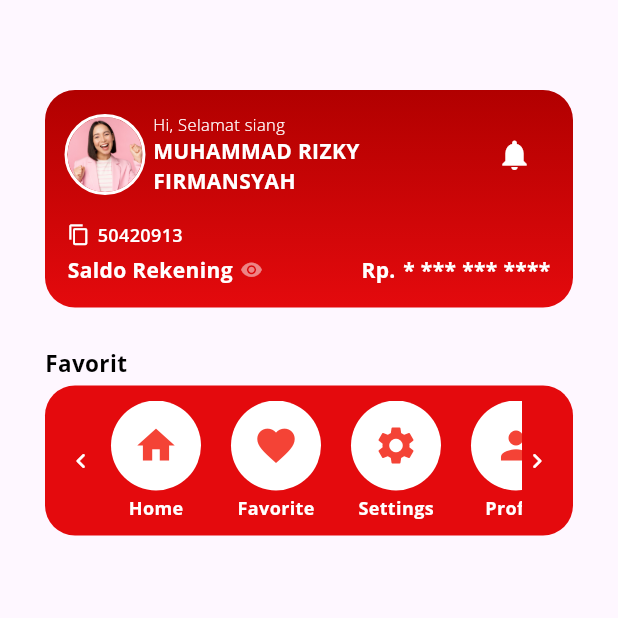
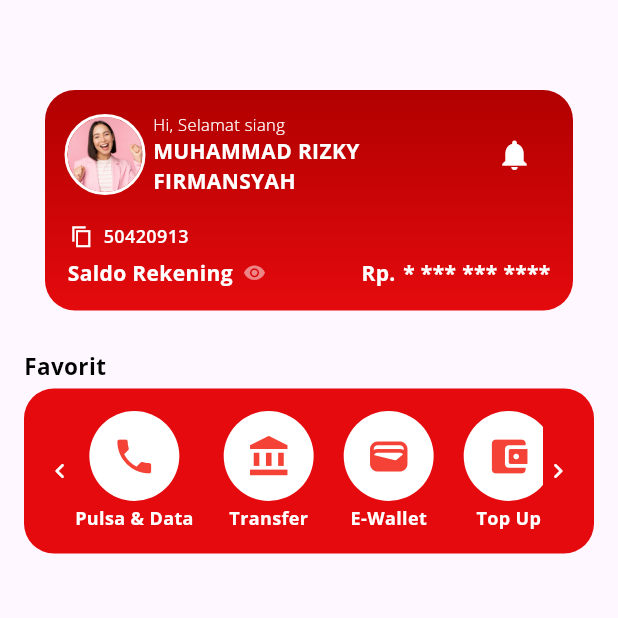
Before and after one commit to RizkyFirman00/Exercise_Slicing_Design, a Flutter app: the Day2 screen opened directly, on a phone screen of 412 x 824 dp, the top half of it. Run offline on Flutter 3.47's test engine with Material 3 defaults, Android fonts, the phone set to English and light mode, and no system bars; our stand-ins replace get, google_fonts.

Commit message:
detail: adding functional button and fixing layout favorite

```diff
--- a/lib/Design/day_2.dart
+++ b/lib/Design/day_2.dart
@@ -9,17 +9,19 @@ class Day2 extends StatefulWidget {
 
 class _Day2State extends State<Day2> {
   final List<Map<String, dynamic>> favorites = [
-    {"icon": Icons.home, "title": "Home"},
-    {"icon": Icons.favorite, "title": "Favorite"},
-    {"icon": Icons.settings, "title": "Settings"},
-    {"icon": Icons.person, "title": "Profile"},
+    {"icon": Icons.phone, "title": "Pulsa & Data"},
+    {"icon": Icons.account_balance, "title": "Transfer"},
+    {"icon": Icons.wallet_rounded, "title": "E-Wallet"},
+    {"icon": Icons.account_balance_wallet_rounded, "title": "Top Up"},
   ];
 
   @override
   Widget build(BuildContext context) {
     return Scaffold(
-      body: Padding(
-        padding: const EdgeInsets.only(top: 60, right: 30, left: 30, bottom: 30),
+      body: Column(
+        children: [
+          Padding(
+            padding: const EdgeInsets.only(top: 60, right: 30, left: 30),
             child: Column(
               crossAxisAlignment: CrossAxisAlignment.start,
               children: [
@@ -48,7 +50,8 @@ class _Day2State extends State<Day2> {
                                   width: 2,
                                   strokeAlign: BorderSide.strokeAlignOutside),
                               image: DecorationImage(
-                              image: AssetImage("assets/images/person1.jpg"),
+                                  image:
+                                      AssetImage("assets/images/person1.jpg"),
                                   fit: BoxFit.cover),
                             ),
                           ),
@@ -84,10 +87,21 @@ class _Day2State extends State<Day2> {
                       SizedBox(height: 17),
                       Row(
                         children: [
-                      Icon(
-                        Icons.copy,
+                          Material(
+                            color: Colors.transparent,
+                            child: InkWell(
+                              borderRadius: BorderRadius.circular(50),
+                              splashColor: Colors.black.withOpacity(0.15),
+                              onTap: () {},
+                              child: Padding(
+                                padding: const EdgeInsets.all(2.0),
+                                child: Icon(
+                                  Icons.copy_sharp,
                                   size: 15,
                                   color: Colors.white,
+                                ),
+                              ),
+                            ),
                           ),
                           SizedBox(width: 5),
                           Text(
@@ -95,7 +109,8 @@ class _Day2State extends State<Day2> {
                             style: TextStyle(
                               fontSize: 12,
                               color: Colors.white,
-                            fontWeight: FontWeight.w600),
+                              fontWeight: FontWeight.w600,
+                            ),
                           ),
                         ],
                       ),
@@ -113,10 +128,21 @@ class _Day2State extends State<Day2> {
                                     fontWeight: FontWeight.bold),
                               ),
                               SizedBox(width: 5),
-                          Icon(
+                              Material(
+                                color: Colors.transparent,
+                                child: InkWell(
+                                  borderRadius: BorderRadius.circular(50),
+                                  splashColor: Colors.black.withOpacity(0.15),
+                                  onTap: () {},
+                                  child: Padding(
+                                    padding: const EdgeInsets.all(2.0),
+                                    child: Icon(
                                       Icons.remove_red_eye,
                                       size: 15,
                                       color: Colors.white.withOpacity(0.5),
+                                    ),
+                                  ),
+                                ),
                               ),
                             ],
                           ),
@@ -146,7 +172,15 @@ class _Day2State extends State<Day2> {
                     ],
                   ),
                 ),
+              ],
+            ),
+          ),
           SizedBox(height: 26),
+          Padding(
+            padding: const EdgeInsets.symmetric(horizontal: 16),
+            child: Column(
+              crossAxisAlignment: CrossAxisAlignment.start,
+              children: [
                 Text(
                   "Favorit",
                   style: TextStyle(
@@ -172,15 +206,17 @@ class _Day2State extends State<Day2> {
                       ),
                       Expanded(
                         child: SizedBox(
-                      height: 80,
+                          height: 90,
                           child: ListView.builder(
                             scrollDirection: Axis.horizontal,
                             itemCount: favorites.length,
                             itemBuilder: (context, index) {
-                          return Padding(
-                            padding: const EdgeInsets.symmetric(horizontal: 10),
+                              return Container(
+                                padding: const EdgeInsets.only(right: 20),
+                                alignment: Alignment.center,
                                 child: IconText(
-                              icon: Icon(favorites[index]["icon"], size: 30, color: Colors.red),
+                                  icon: Icon(favorites[index]["icon"],
+                                      size: 30, color: Colors.red),
                                   title: favorites[index]["title"],
                                   colorText: Colors.white,
                                   weightText: FontWeight.bold,
@@ -200,6 +236,8 @@ class _Day2State extends State<Day2> {
                 ),
               ],
             ),
+          ),
+        ],
       ),
     );
   }
@@ -222,6 +260,7 @@ class IconText extends StatelessWidget {
   @override
   Widget build(BuildContext context) {
     return Column(
+      mainAxisAlignment: MainAxisAlignment.center,
       children: [
         Container(
           width: 60,
```
Lines whose indentation alone changed are shown as unchanged.
